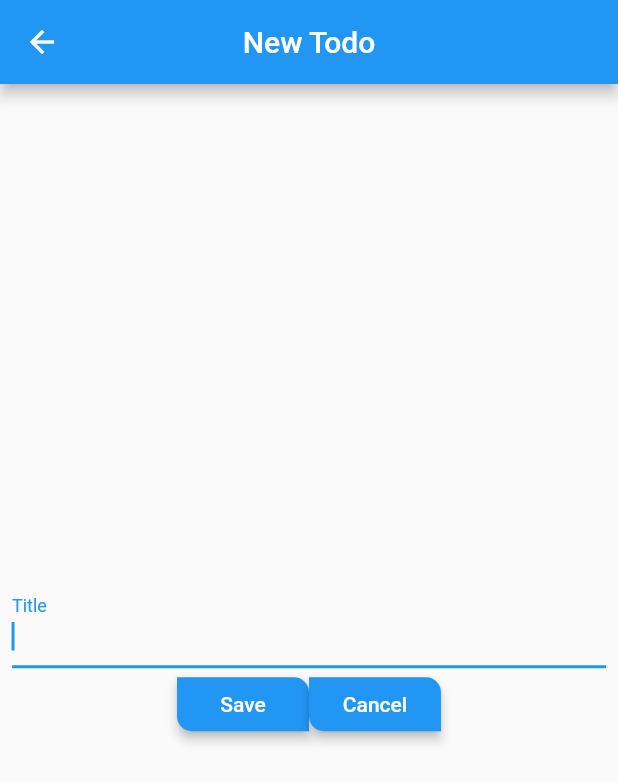
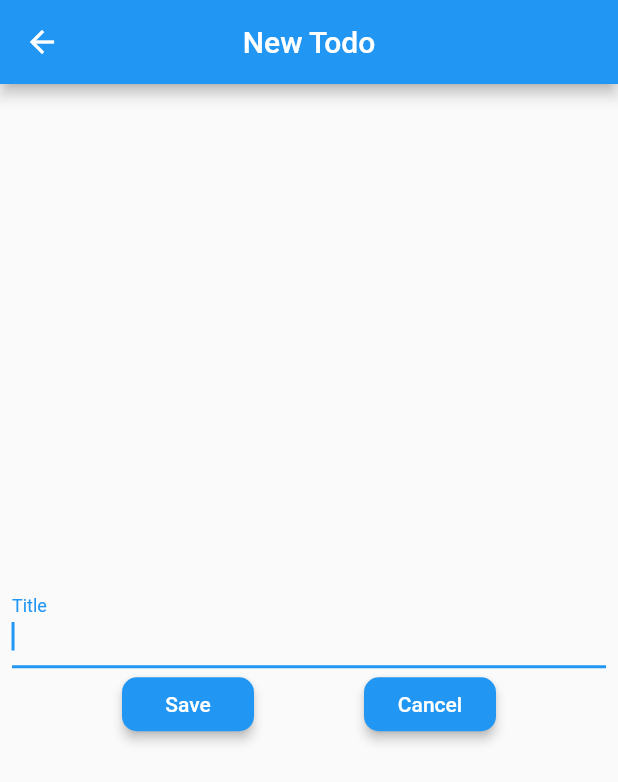
Before and after one commit to jpoh281/todoList, a Flutter app: the TodoCreateNUpdate screen opened directly, on a phone screen of 412 x 824 dp. Shown: the top 782 px of the screen. Run offline on Flutter 3.47's test engine with Material 2 defaults, Android fonts, the phone set to English and light mode, and no system bars.

Commit message:
2020-01-12 We'll do Project 3일차 todo_main & todo_create_update 디자인 수정

```diff
--- a/lib/screeans/todo_create_update.dart
+++ b/lib/screeans/todo_create_update.dart
@@ -51,8 +51,11 @@ class _TodoCreateNUpdateState extends State<TodoCreateNUpdate> {
             Row(
               mainAxisAlignment: MainAxisAlignment.center,
               children: <Widget>[
+                Spacer(),
                 buildRaisedButton(context, 'Save'),
+                Spacer(),
                 buildRaisedButton(context, 'Cancel'),
+                Spacer(),
               ],
             )
           ],
@@ -70,10 +73,8 @@ class _TodoCreateNUpdateState extends State<TodoCreateNUpdate> {
       ),
       elevation: 3.0,
       shape: RoundedRectangleBorder(
-          borderRadius: BorderRadius.only(
-        bottomLeft: Radius.circular(10.0),
-        topRight: Radius.circular(10.0),
-      )),
+        borderRadius: BorderRadius.all(Radius.circular(10)),
+      ),
       onPressed: title == 'Save' ? () => submit() : () => cancel(),
     );
   }
--- a/lib/screeans/todo_main.dart
+++ b/lib/screeans/todo_main.dart
@@ -90,6 +90,7 @@ class _ToDoMainState extends State<ToDoMain> with TickerProviderStateMixin {
         item.title,
         key: Key('${item.hashCode}'),
         style: TextStyle(
+          fontWeight: item.completed ? null : FontWeight.bold,
           color: item.completed ? Colors.black87 : Colors.orangeAccent,
           decoration: item.completed ? TextDecoration.lineThrough : null,
         ),
```
